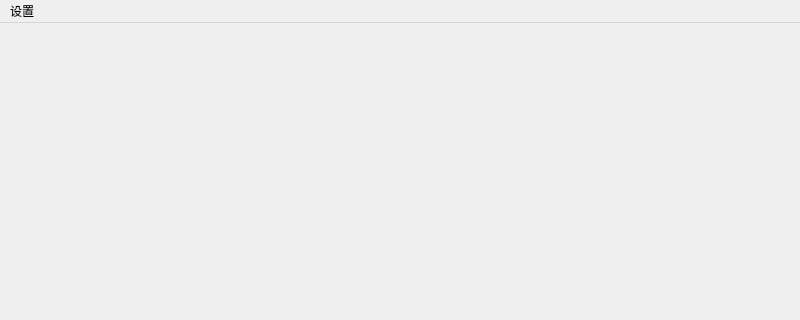
This is src/MainWindow/PluginWidget.ui in a1341680053/TestPlugin as Qt 5 draws it before an edit; both pictures show x 0 to 800 and y 0 to 320 of the 800 by 600 pixel window. The edited form follows.
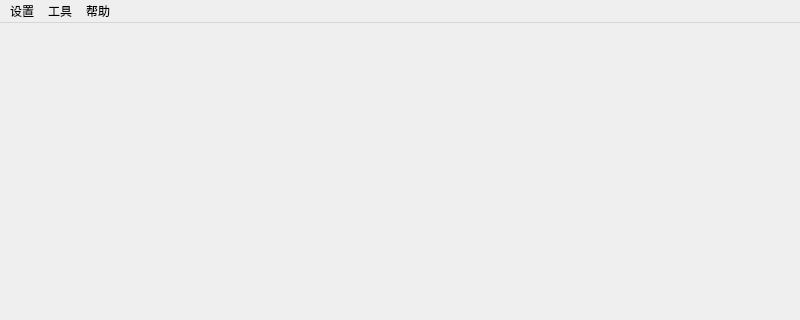
This is the edited form.

```diff
--- a/src/MainWindow/PluginWidget.ui
+++ b/src/MainWindow/PluginWidget.ui
@@ -30,7 +30,20 @@
     <addaction name="actionPlugins"/>
     <addaction name="actionCreatePlugin"/>
    </widget>
+   <widget class="QMenu" name="menu_2">
+    <property name="title">
+     <string>工具</string>
+    </property>
+   </widget>
+   <widget class="QMenu" name="menu_3">
+    <property name="title">
+     <string>帮助</string>
+    </property>
+    <addaction name="actionHelpDocument"/>
+   </widget>
    <addaction name="menu"/>
+   <addaction name="menu_2"/>
+   <addaction name="menu_3"/>
   </widget>
   <widget class="QStatusBar" name="statusbar"/>
   <action name="actionPlugins">
```
Left out of the diff: 8 changed lines with no effect on the pictures.
